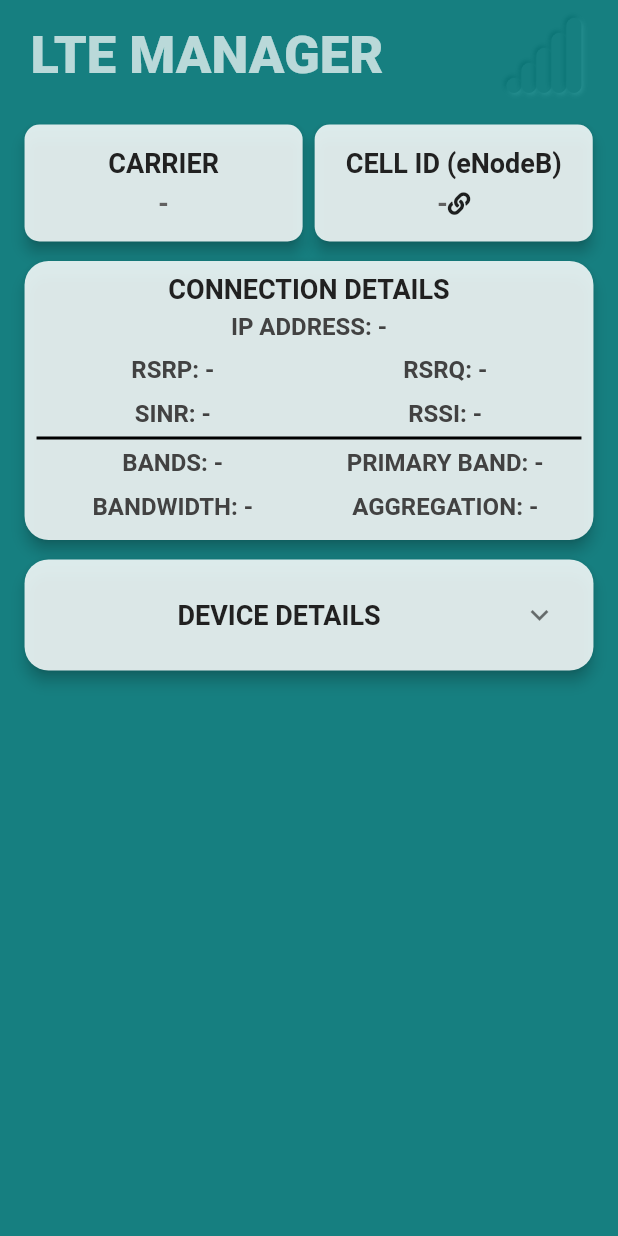
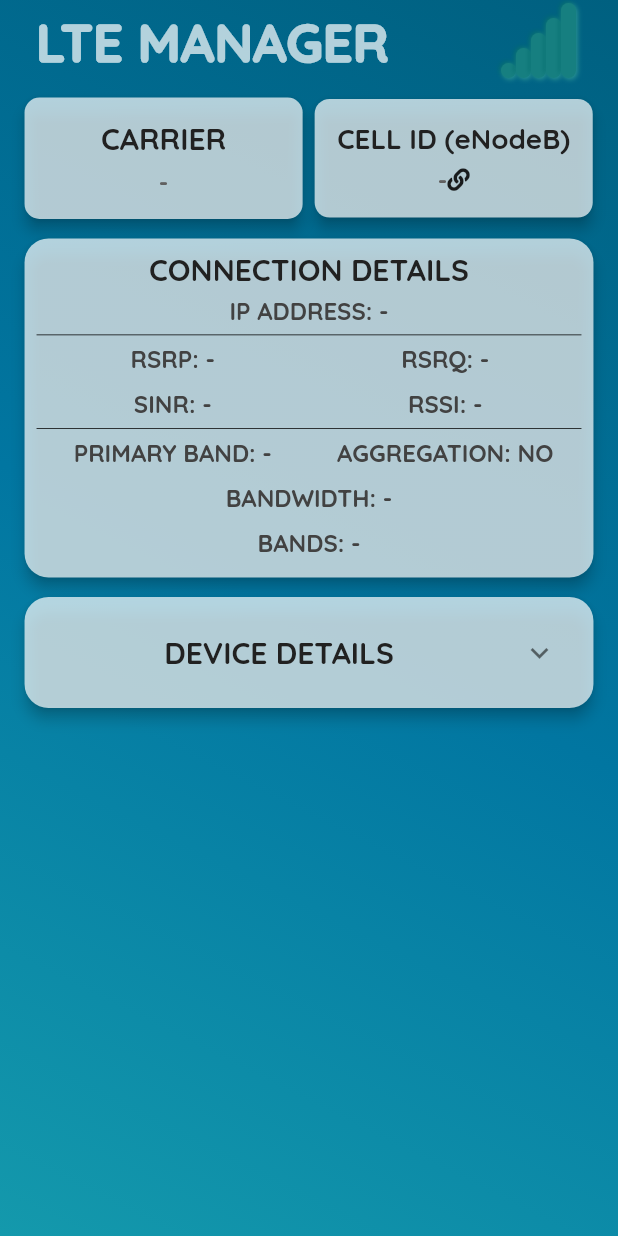
Before and after one commit to alextarana/ltemanager, a Flutter app: the screen it shows after launch, on a phone screen of 412 x 824 dp. Run offline on Flutter 3.47's test engine with Material 2 defaults, Android fonts, the phone set to English and light mode, and no system bars; drawn by our look-alikes of clay_containers; our stand-ins replace convert, easy_localization, font_awesome_flutter, google_fonts; missing offline and left inert: xml2json; accounts and stored records are empty; network calls fail.

Commit message:
new color and new graphic

```diff
--- a/assets/translations/en-US.json
+++ b/assets/translations/en-US.json
@@ -40,5 +40,6 @@
     "Accesso al Router":"Router login",
     "Effettua il login con le stesse credenziali del pannello di controllo Huawei":"Use your credential in order to log in into the router",
     "SI":"YES",
+    "NO":"NO",
     "Done":"Go Back"
 }
--- a/assets/translations/it-IT.json
+++ b/assets/translations/it-IT.json
@@ -40,6 +40,7 @@
     "Accesso al Router":"Accesso al router",
     "Effettua il login con le stesse credenziali del pannello di controllo Huawei":"Effettua il login con le stesse credenziali del pannello di controllo Huawei",
     "SI":"SI",
+    "NO":"NO",
     "Done":"Indietro"
 
 }
--- a/lib/constants/color.dart
+++ b/lib/constants/color.dart
@@ -1,3 +1,3 @@
 import 'package:flutter/material.dart';
 
-const Color BG_DEFAULT = Color.fromRGBO(255, 255, 255, 0.85);
+const Color BG_DEFAULT = Color.fromRGBO(255, 255, 255, 0.7);
--- a/lib/main.dart
+++ b/lib/main.dart
@@ -65,7 +65,7 @@ class _MyHomePageState extends State<MyHomePage> {
   var bands = "-";
   var primaryBand = "-";
   var bandwidth = "-";
-  var aggregation = "-";
+  var aggregation = "NO";
   var timeElapsed = "-";
   var model = "-";
   var net = "-";
@@ -74,6 +74,8 @@ class _MyHomePageState extends State<MyHomePage> {
   var link = "";
 
   int signalState = 0;
+
+  bool qDarkmodeEnable;
 
   @override
   void initState() {
@@ -144,6 +146,20 @@ class _MyHomePageState extends State<MyHomePage> {
 
       var netModeDict = jsonDecode(localNetModeInfo);
 
+      var localDeviceInfo = await RouterAPI.deviceInformation()
+          .then((value) => value)
+          .catchError((onError) {
+        //print("errore:" + onError);
+      });
+
+      var deviceDict = jsonDecode(localDeviceInfo);
+
+      var trafficInfo = await RouterAPI.trafficMonthInformation()
+          .then((value) => value)
+          .catchError((onError) {
+        //print("errore:" + onError);
+      });
+
       setState(() {
         signalState = localState;
         carrier = localCarrier;
@@ -154,6 +170,11 @@ class _MyHomePageState extends State<MyHomePage> {
         rssi = signalDict["rssi"];
         sinr = signalDict["sinr"];
         aggregation = netModeDict["ca"];
+        net = netModeDict["net"];
+        usedData = trafficInfo;
+        ipAddress = deviceDict["WanIPAddress"];
+        timeElapsed = deviceDict["uptime"];
+        model = deviceDict["DeviceName"];
         primaryBand = signalDict["band"];
         bands = localBandsInfo;
         bandwidth = "${signalDict["dlbandwidth"]}/${signalDict["ulbandwidth"]}";
@@ -163,20 +184,43 @@ class _MyHomePageState extends State<MyHomePage> {
 
   @override
   Widget build(BuildContext context) {
+    var qdarkMode = MediaQuery.of(context).platformBrightness;
+    if (qdarkMode == Brightness.dark) {
+      qDarkmodeEnable = true;
+    } else {
+      qDarkmodeEnable = false;
+    }
     return Scaffold(
-      backgroundColor: Color(0xFF167F80),
-      body: SingleChildScrollView(
+      extendBodyBehindAppBar: true,
+      appBar: AppBar(
+        elevation: 0,
+        backgroundColor: Colors.transparent,
+        title: TitleModel(
+          signalState: signalState,
+        ),
+        brightness: (!qDarkmodeEnable) ? Brightness.light : Brightness.dark,
+      ),
+      body: Container(
+        height: MediaQuery.of(context).size.height,
+        width: MediaQuery.of(context).size.width,
+        decoration: BoxDecoration(
+          gradient: LinearGradient(
+              colors: (qDarkmodeEnable)
+                  ? [Colors.black, Color(0xFF003058), Color(0xFF011629)]
+                  : [Color(0xFF006080), Color(0xFF0176A1), Color(0xFF1499AC)],
+              begin: Alignment.topRight,
+              end: Alignment.bottomLeft),
+        ),
+        child: SingleChildScrollView(
           child: SafeArea(
             minimum: EdgeInsets.only(
+              top: 10,
               left: MediaQuery.of(context).size.width * 0.03,
               right: MediaQuery.of(context).size.width * 0.03,
             ),
             child: Center(
               child: Column(
                 children: [
-                TitleModel(
-                  signalState: signalState,
-                ),
                   Padding(
                     padding: const EdgeInsets.only(top: 5.0),
                     child: Row(
@@ -225,6 +269,7 @@ class _MyHomePageState extends State<MyHomePage> {
             ),
           ),
         ),
+      ),
     );
   }
 }
--- a/lib/models/carrierModel.dart
+++ b/lib/models/carrierModel.dart
@@ -27,11 +27,11 @@ class CarrierModel extends StatelessWidget {
                 child: Text(
                   "carrier".tr(),
                   textAlign: TextAlign.center,
-                  style: GoogleFonts.bigShouldersDisplay(
+                  style: GoogleFonts.quicksand(
                     textStyle: TextStyle(
                       fontWeight: FontWeight.bold,
                       color: Colors.grey[900],
-                      fontSize: 18,
+                      fontSize: 20,
                     ),
                   ),
                 ),
@@ -43,11 +43,11 @@ class CarrierModel extends StatelessWidget {
                   child: Text(
                     carrier,
                     textAlign: TextAlign.center,
-                    style: GoogleFonts.bigShouldersDisplay(
+                    style: GoogleFonts.quicksand(
                       textStyle: TextStyle(
                         fontWeight: FontWeight.bold,
                         color: Colors.grey[700],
-                        fontSize: 18,
+                        fontSize: 16,
                       ),
                     ),
                   ),
--- a/lib/models/cellIDModel.dart
+++ b/lib/models/cellIDModel.dart
@@ -31,11 +31,11 @@ class CellIDModel extends StatelessWidget {
                 child: Text(
                   "cell-id".tr(),
                   textAlign: TextAlign.center,
-                  style: GoogleFonts.bigShouldersDisplay(
+                  style: GoogleFonts.quicksand(
                     textStyle: TextStyle(
                       fontWeight: FontWeight.bold,
                       color: Colors.grey[900],
-                      fontSize: 18,
+                      fontSize: 20,
                     ),
                   ),
                 ),
@@ -58,11 +58,11 @@ class CellIDModel extends StatelessWidget {
                         child: Text(
                           cellID,
                           textAlign: TextAlign.center,
-                          style: GoogleFonts.bigShouldersDisplay(
+                          style: GoogleFonts.quicksand(
                             textStyle: TextStyle(
                               fontWeight: FontWeight.bold,
                               color: Colors.grey[700],
-                              fontSize: 18,
+                              fontSize: 16,
                             ),
                           ),
                         ),
--- a/lib/models/connectionDetails.dart
+++ b/lib/models/connectionDetails.dart
@@ -34,7 +34,7 @@ class ConnectionDetailsModel extends StatelessWidget {
         fit: BoxFit.scaleDown,
         child: Text(
           "$field: $detail",
-          style: GoogleFonts.bigShouldersDisplay(
+          style: GoogleFonts.quicksand(
             textStyle: TextStyle(
               fontWeight: FontWeight.bold,
               color: Colors.grey[800],
@@ -65,11 +65,11 @@ class ConnectionDetailsModel extends StatelessWidget {
                 child: Text(
                   "connection-details".tr(),
                   textAlign: TextAlign.center,
-                  style: GoogleFonts.bigShouldersDisplay(
+                  style: GoogleFonts.quicksand(
                     textStyle: TextStyle(
                       fontWeight: FontWeight.bold,
                       color: Colors.grey[900],
-                      fontSize: 18,
+                      fontSize: 20,
                     ),
                   ),
                 ),
@@ -77,6 +77,24 @@ class ConnectionDetailsModel extends StatelessWidget {
               _buildElement("INDIRIZZO IP".tr(), ipAddress),
               Table(
                 children: [
+                  TableRow(children: [
+                    TableCell(
+                        child: Padding(
+                      padding: const EdgeInsets.only(bottom: 1.0, top: 1.0),
+                      child: Container(
+                        height: 0.5,
+                        color: Colors.black,
+                      ),
+                    )),
+                    TableCell(
+                        child: Padding(
+                      padding: const EdgeInsets.only(bottom: 1.0, top: 1.0),
+                      child: Container(
+                        height: 0.5,
+                        color: Colors.black,
+                      ),
+                    )),
+                  ]),
                   TableRow(
                     children: [
                       _buildElement("RSRP".tr(), rsrp),
@@ -94,7 +112,7 @@ class ConnectionDetailsModel extends StatelessWidget {
                         child: Padding(
                       padding: const EdgeInsets.only(bottom: 1.0, top: 1.0),
                       child: Container(
-                        height: 2,
+                        height: 0.5,
                         color: Colors.black,
                       ),
                     )),
@@ -102,25 +120,21 @@ class ConnectionDetailsModel extends StatelessWidget {
                         child: Padding(
                       padding: const EdgeInsets.only(bottom: 1.0, top: 1.0),
                       child: Container(
-                        height: 2,
+                        height: 0.5,
                         color: Colors.black,
                       ),
                     )),
                   ]),
                   TableRow(
                     children: [
-                      _buildElement("BANDE".tr(), bands),
                       _buildElement("B. PRIMARIA".tr(), primaryBand),
-                    ],
-                  ),
-                  TableRow(
-                    children: [
-                      _buildElement("BANDWIDTH".tr(), bandwidth),
                       _buildElement("AGGREGAZIONE".tr(), aggregation),
                     ],
                   ),
                 ],
               ),
+              _buildElement("BANDWIDTH".tr(), bandwidth),
+              _buildElement("BANDE".tr(), bands),
             ],
           ),
         ),
--- a/lib/models/deviceDetails.dart
+++ b/lib/models/deviceDetails.dart
@@ -24,7 +24,7 @@ class DeviceDetailsModel extends StatelessWidget {
         fit: BoxFit.scaleDown,
         child: Text(
           "$field: $detail",
-          style: GoogleFonts.bigShouldersDisplay(
+          style: GoogleFonts.quicksand(
             textStyle: TextStyle(
               fontWeight: FontWeight.bold,
               color: Colors.grey[800],
@@ -55,11 +55,11 @@ class DeviceDetailsModel extends StatelessWidget {
               child: Text(
                 "device-details".tr(),
                 textAlign: TextAlign.center,
-                style: GoogleFonts.bigShouldersDisplay(
+                style: GoogleFonts.quicksand(
                   textStyle: TextStyle(
                     fontWeight: FontWeight.bold,
                     color: Colors.grey[900],
-                    fontSize: 18,
+                    fontSize: 20,
                   ),
                 ),
               ),
--- a/lib/models/titleModel.dart
+++ b/lib/models/titleModel.dart
@@ -21,7 +21,7 @@ class TitleModel extends StatelessWidget {
               child: Text(
                 "application-title".tr(),
                 textAlign: TextAlign.center,
-                style: GoogleFonts.bigShouldersDisplay(
+                style: GoogleFonts.quicksand(
                   textStyle: TextStyle(
                     color: Colors.white70,
                     fontWeight: FontWeight.w900,
@@ -30,8 +30,11 @@ class TitleModel extends StatelessWidget {
                 ),
               ),
             ),
-            SignalModel(
-              signalState: this.signalState,
+            Padding(
+              padding: const EdgeInsets.only(bottom: 10.0, top: 8.0),
+              child: SignalModel(
+                signalState: this.signalState,
+              ),
             ),
           ],
         ),
--- a/lib/router-api/Router.dart
+++ b/lib/router-api/Router.dart
@@ -432,7 +432,7 @@ class RouterAPI {
     });
   }
 
-  static Future<Map<String, String>> deviceInformation() async {
+  static Future<String> deviceInformation() async {
     return await _get("/api/device/information").then((result) {
       Map<String, String> results = {
         "DeviceName": "-",
@@ -452,16 +452,17 @@ class RouterAPI {
         int uptime = int.parse(result["response"]["uptime"]);
 
         var time =
-            "${uptime / 3600}h ${uptime % 3600}m ${(uptime % 3600) % 60}s";
+            "${uptime ~/ 3600.0}h ${((uptime ~/ 3600.0) ~/ 60).toInt()}m ${(uptime % 3600) % 60}s";
 
         results["uptime"] = time;
       }
+      return jsonEncode(results);
     }).catchError((onError) {
-      return {
+      return jsonEncode({
         "DeviceName": "-",
         "WanIPAddress": "-",
         "uptime": "-",
-      };
+      });
     });
   }
 
@@ -506,7 +507,7 @@ class RouterAPI {
             double.parse(result["response"]["CurrentMonthUpload"]) / 1e+9;
       }
 
-      return dataUsage.toString() + "GB";
+      return dataUsage.toStringAsFixed(2).toString() + "GB";
     }).catchError((onError) {
       return "-";
     });
```
Lines whose indentation alone changed are shown as unchanged.
